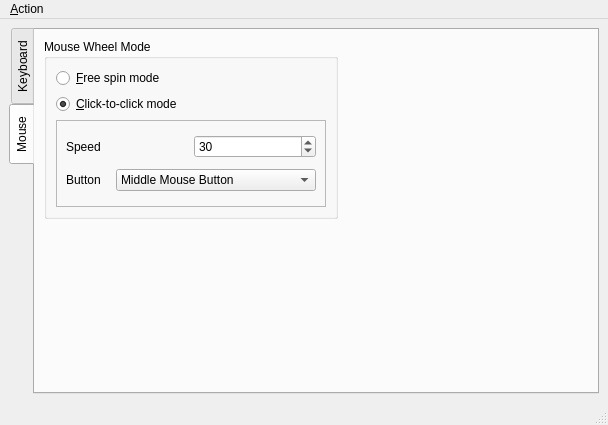
The window that src/logitechapplet.ui (ChaosWars/logitechapplet) describes before a commit, drawn with Qt 5.
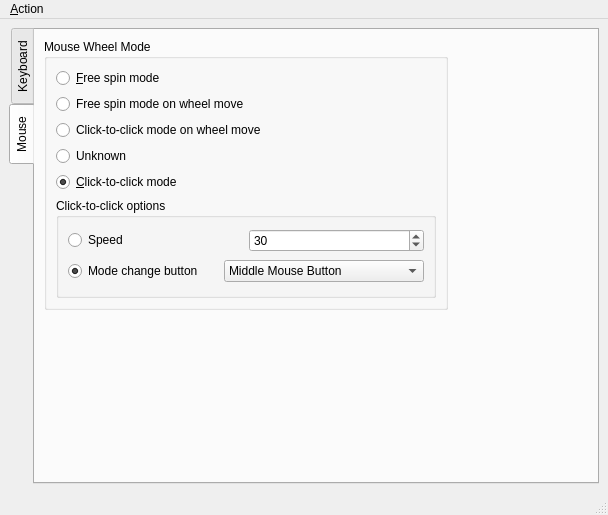
The same window after the commit. Icons and pictures are not drawn.

Diff of the .ui file:
```diff
--- a/src/logitechapplet.ui
+++ b/src/logitechapplet.ui
@@ -7,7 +7,7 @@
     <x>0</x>
     <y>0</y>
     <width>598</width>
-    <height>425</height>
+    <height>515</height>
    </rect>
   </property>
   <property name="windowTitle" >
@@ -203,8 +203,8 @@
          <widget class="QGroupBox" name="mouseWheelModeGroupBox" >
           <property name="minimumSize" >
            <size>
-            <width>290</width>
-            <height>180</height>
+            <width>400</width>
+            <height>270</height>
            </size>
           </property>
           <property name="title" >
@@ -219,6 +219,29 @@
             </widget>
            </item>
            <item>
+            <widget class="QRadioButton" name="freeSpinOnWheelMoveRadioButton" >
+             <property name="text" >
+              <string>Free spin mode on wheel move</string>
+             </property>
+            </widget>
+           </item>
+           <item>
+            <widget class="QRadioButton" name="clickToClickOnWheelMoveRadioButton" >
+             <property name="text" >
+              <string>Click-to-click mode on wheel move</string>
+             </property>
+            </widget>
+           </item>
+           <item>
+            <widget class="QRadioButton" name="unknownRadioButton" >
+             <property name="text" >
+              <string>Unknown</string>
+             </property>
+            </widget>
+           </item>
+           <item>
+            <layout class="QVBoxLayout" >
+             <item>
             <widget class="QRadioButton" name="clickToClickRadioButton" >
              <property name="text" >
               <string>&amp;Click-to-click mode</string>
@@ -229,24 +252,21 @@
             </widget>
            </item>
            <item>
-            <widget class="QFrame" name="clickToClickFrame" >
+              <widget class="QGroupBox" name="clickToClickGroupBox" >
              <property name="minimumSize" >
               <size>
-               <width>270</width>
-               <height>80</height>
-              </size>
-             </property>
-             <property name="frameShape" >
-              <enum>QFrame::StyledPanel</enum>
-             </property>
-             <property name="frameShadow" >
-              <enum>QFrame::Raised</enum>
+                 <width>380</width>
+                 <height>100</height>
+                </size>
+               </property>
+               <property name="title" >
+                <string>Click-to-click options</string>
              </property>
              <layout class="QVBoxLayout" >
               <item>
                <layout class="QHBoxLayout" >
                 <item>
-                 <widget class="QLabel" name="speedLabel" >
+                   <widget class="QRadioButton" name="speedRadioButton" >
                   <property name="text" >
                    <string>Speed</string>
                   </property>
@@ -279,9 +299,12 @@
               <item>
                <layout class="QHBoxLayout" >
                 <item>
-                 <widget class="QLabel" name="buttonLabel" >
+                   <widget class="QRadioButton" name="modeChangeRadioButton" >
                   <property name="text" >
-                   <string>Button</string>
+                     <string>Mode change button</string>
+                    </property>
+                    <property name="checked" >
+                     <bool>true</bool>
                   </property>
                  </widget>
                 </item>
@@ -346,6 +369,8 @@
             </widget>
            </item>
           </layout>
+           </item>
+          </layout>
          </widget>
         </item>
         <item row="0" column="1" >
@@ -355,8 +380,8 @@
           </property>
           <property name="sizeHint" >
            <size>
-            <width>141</width>
-            <height>20</height>
+            <width>81</width>
+            <height>178</height>
            </size>
           </property>
          </spacer>
@@ -368,8 +393,8 @@
           </property>
           <property name="sizeHint" >
            <size>
-            <width>20</width>
-            <height>31</height>
+            <width>21</width>
+            <height>91</height>
            </size>
           </property>
          </spacer>
```
Lines whose indentation alone changed are shown as unchanged.
